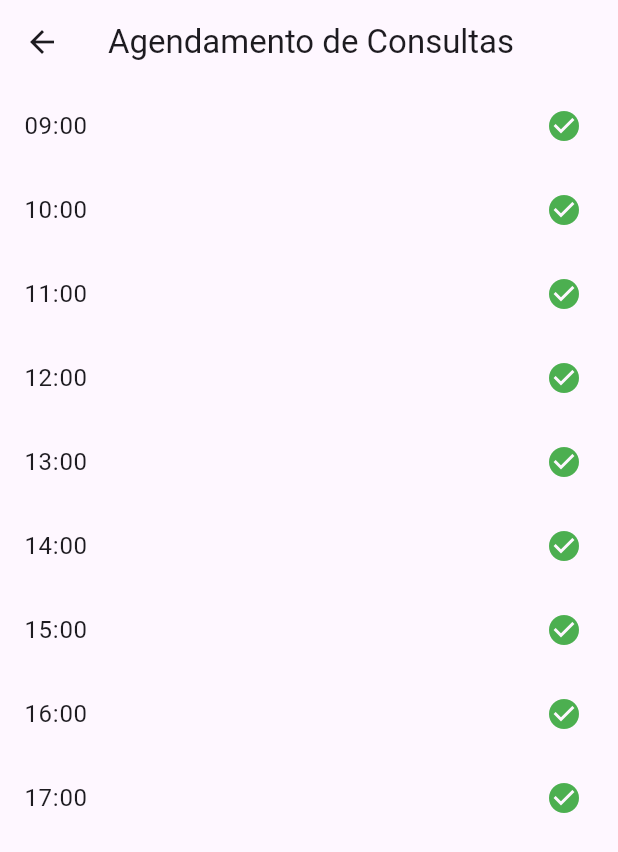
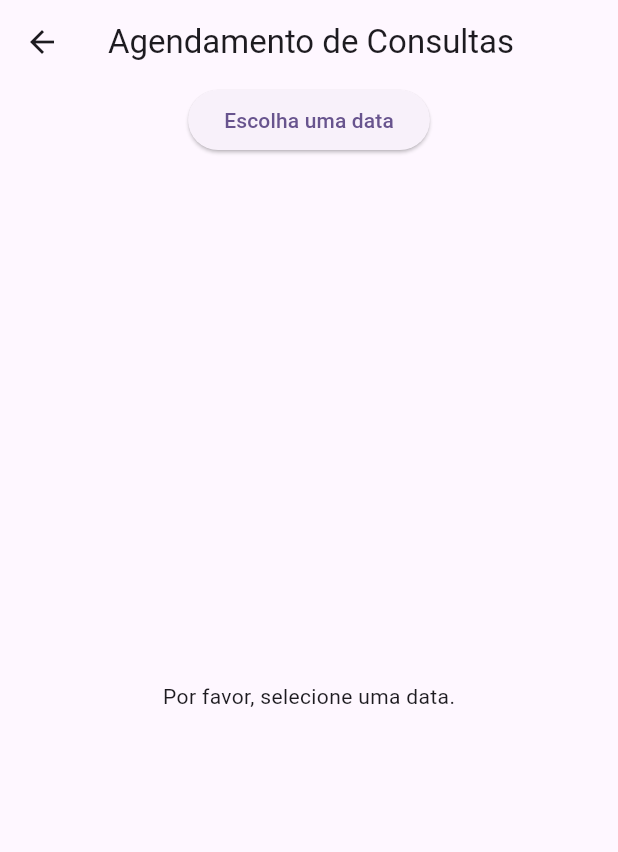
Before and after one commit to Matheus-Armando/t2flutter, a Flutter app: the SchedulingPage screen opened by its route, on a phone screen of 412 x 824 dp. Shown: the top 852 px of the screen. Run offline on Flutter 3.47's test engine with Material 3 defaults, Android fonts, the phone set to English and light mode, and no system bars; our stand-ins replace shared_preferences; accounts and stored records are empty.

Commit message:
Calendário

```diff
--- a/t2flutter/flutter_application_1/lib/scheduling_page.dart
+++ b/t2flutter/flutter_application_1/lib/scheduling_page.dart
@@ -9,6 +9,7 @@ class _SchedulingPageState extends State<SchedulingPage> {
   List<String> availableTimes = [
     '09:00', '10:00', '11:00', '12:00', '13:00', '14:00', '15:00', '16:00', '17:00'
   ];
+  DateTime? selectedDate;
 
   @override
   Widget build(BuildContext context) {
@@ -16,18 +17,44 @@ class _SchedulingPageState extends State<SchedulingPage> {
       appBar: AppBar(
         title: Text('Agendamento de Consultas'),
       ),
-      body: ListView.builder(
+      body: Column(
+        children: [
+          ElevatedButton(
+            child: Text('Escolha uma data'),
+            onPressed: () async {
+              final date = await showDatePicker(
+                context: context,
+                initialDate: DateTime.now(),
+                firstDate: DateTime.now(),
+                lastDate: DateTime(DateTime.now().year + 1),
+              );
+              if (date != null) {
+                setState(() {
+                  selectedDate = date;
+                });
+              }
+            },
+          ),
+          if (selectedDate == null)
+            Expanded(
+              child: Center(
+                child: Text('Por favor, selecione uma data.'),
+              ),
+            )
+          else
+            Expanded(
+              child: ListView.builder(
                 itemCount: availableTimes.length,
                 itemBuilder: (context, index) {
                   return ListTile(
-            title: Text(availableTimes[index]),
+                    title: Text('${selectedDate?.toIso8601String().substring(0, 10)} ${availableTimes[index]}'),
                     trailing: Icon(Icons.check_circle, color: Colors.green),
                     onTap: () async {
                       bool confirm = await showDialog(
                         context: context,
                         builder: (context) => AlertDialog(
                           title: Text('Confirmar Agendamento'),
-                  content: Text('Você quer agendar uma consulta para ${availableTimes[index]}?'),
+                          content: Text('Você quer agendar uma consulta para ${selectedDate?.toIso8601String().substring(0, 10)} ${availableTimes[index]}?'),
                           actions: <Widget>[
                             TextButton(
                               child: Text('Cancelar'),
@@ -49,6 +76,9 @@ class _SchedulingPageState extends State<SchedulingPage> {
                   );
                 },
               ),
+            ),
+        ],
+      ),
     );
   }
 }
```
Lines whose indentation alone changed are shown as unchanged.
